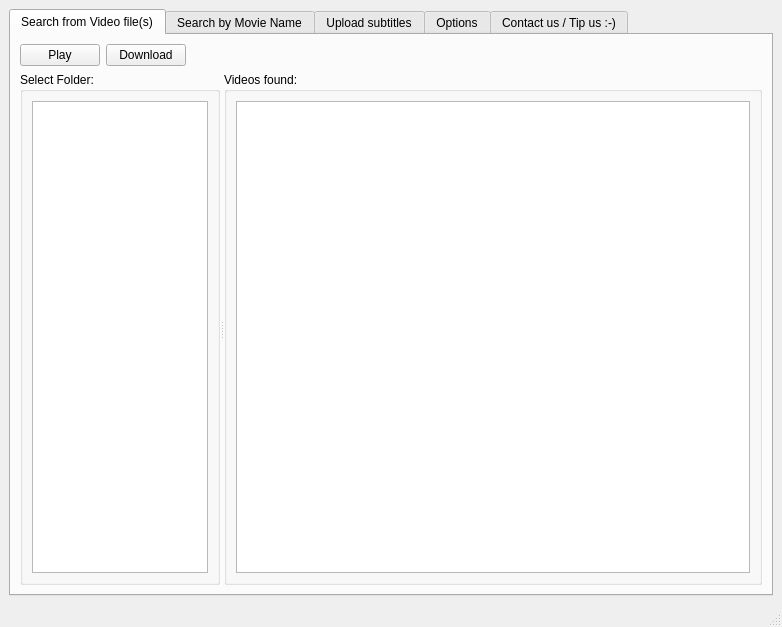
First picture: the form in gui/main.ui, repository mamboitaliano21/subdownloader, before the edit.
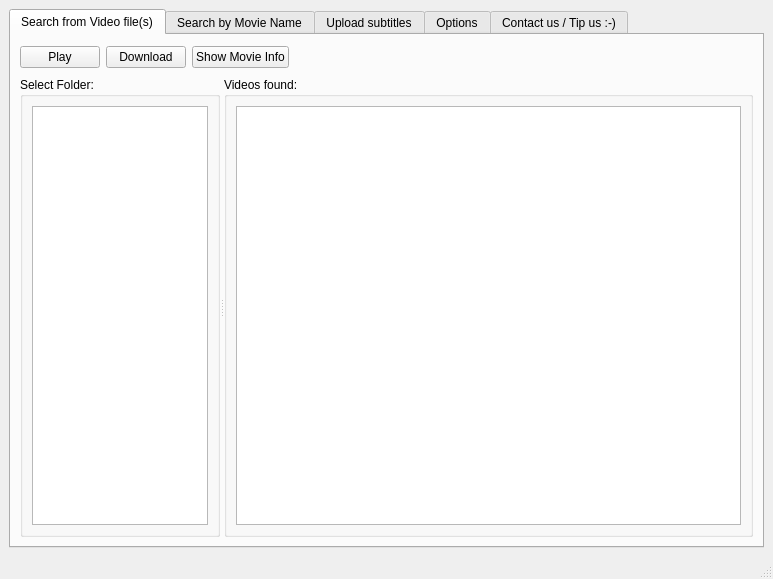
Second picture: the form after the edit. Icons and pictures are not drawn. Custom widgets are drawn as their Qt base class.

Commit message: Checking Subtitles works. Buttons get enabled depending wether there is any subtitle checked. Added IMDB button.

What changed in the file:
```diff
--- a/gui/main.ui
+++ b/gui/main.ui
@@ -5,8 +5,8 @@
    <rect>
     <x>0</x>
     <y>0</y>
-    <width>782</width>
-    <height>627</height>
+    <width>773</width>
+    <height>579</height>
    </rect>
   </property>
   <property name="windowTitle" >
@@ -58,6 +58,28 @@
             </property>
            </widget>
           </item>
+          <item>
+           <widget class="QPushButton" name="buttonIMDB" >
+            <property name="sizePolicy" >
+             <sizepolicy vsizetype="Fixed" hsizetype="Fixed" >
+              <horstretch>0</horstretch>
+              <verstretch>0</verstretch>
+             </sizepolicy>
+            </property>
+            <property name="text" >
+             <string>Show Movie Info</string>
+            </property>
+            <property name="icon" >
+             <iconset resource="images.qrc" >:/images/imdb.jpg</iconset>
+            </property>
+            <property name="iconSize" >
+             <size>
+              <width>32</width>
+              <height>16</height>
+             </size>
+            </property>
+           </widget>
+          </item>
           <item>
            <spacer>
             <property name="orientation" >
@@ -65,8 +87,8 @@
             </property>
             <property name="sizeHint" >
              <size>
-              <width>40</width>
-              <height>20</height>
+              <width>461</width>
+              <height>27</height>
              </size>
             </property>
            </spacer>
```
Left out of the diff: 4 changed lines with no effect on the pictures. The commit also changes 6 other files.
